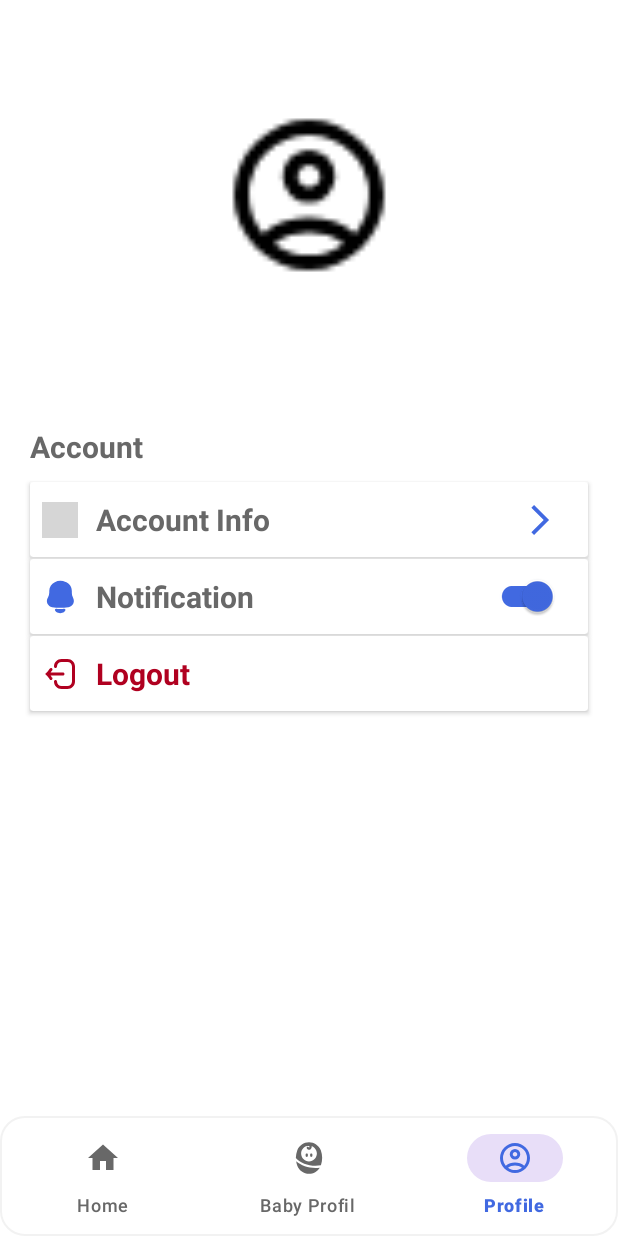
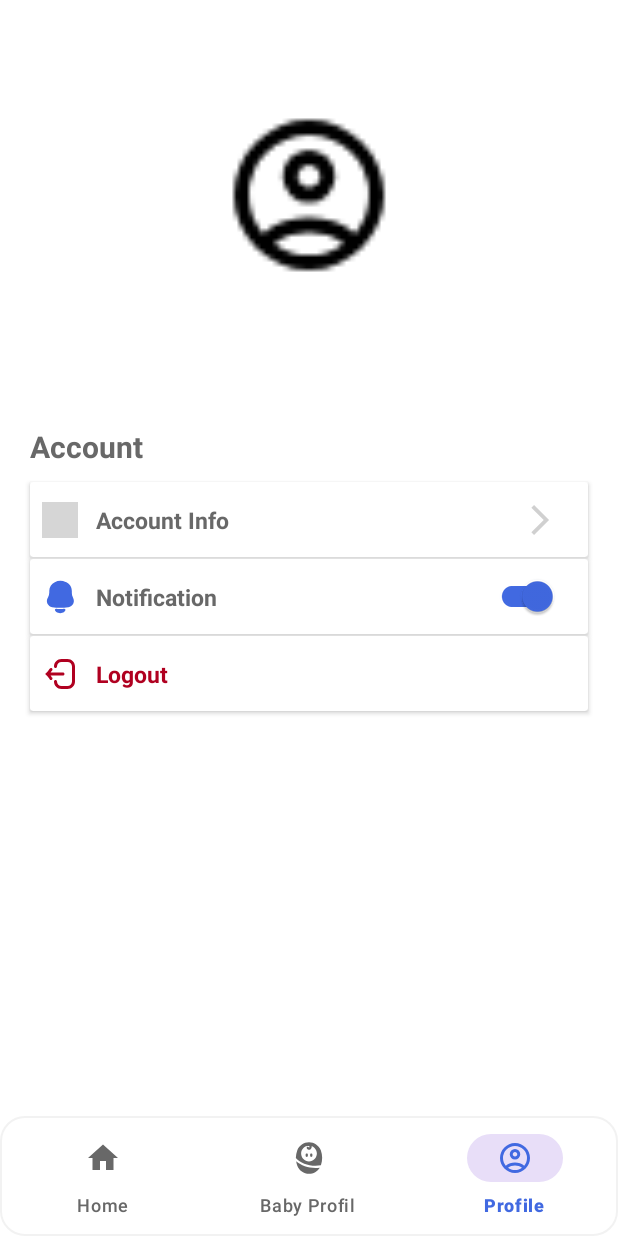
Before and after one commit to JudemichaelArriba/MyBabyVax-Mobile-Application, an Android app: the screen it shows after launch once a user with an empty profile is signed in (bottomNav), item 3 of the bottom bar chosen, on a phone screen of 412 x 824 dp. Run offline under Robolectric (Android 15) with nearby library versions, the phone set to English and light mode, and no system bars; our stand-ins replace CircleImageView, Firebase (no records; nobody signed in at launch, a user with empty details on screens opened directly); grey boxes are pictures that could not be loaded.

Commit message:
enhanced profile ui

```diff
--- a/app/src/main/res/layout/fragment_profile_page.xml
+++ b/app/src/main/res/layout/fragment_profile_page.xml
@@ -97,7 +97,7 @@
                 android:layout_marginStart="12dp"
                 android:text="Account Info"
                 android:textColor="@color/secondary"
-                android:textSize="20sp"
+                android:textSize="15sp"
                 android:textStyle="bold"
                 app:layout_constraintBottom_toBottomOf="parent"
                 app:layout_constraintStart_toEndOf="@id/icon1"
@@ -114,7 +114,7 @@
                 app:layout_constraintBottom_toBottomOf="parent"
                 app:layout_constraintEnd_toEndOf="parent"
                 app:layout_constraintTop_toTopOf="parent"
-                app:tint="@color/mainColor" />
+                app:tint="@color/gray2" />
 
         </androidx.constraintlayout.widget.ConstraintLayout>
 
@@ -159,7 +159,7 @@
                 android:layout_marginStart="12dp"
                 android:text="Notification"
                 android:textColor="@color/secondary"
-                android:textSize="20sp"
+                android:textSize="15sp"
                 android:textStyle="bold"
                 app:layout_constraintBottom_toBottomOf="parent"
                 app:layout_constraintStart_toEndOf="@id/icon3"
@@ -226,7 +226,7 @@
                 android:layout_marginStart="12dp"
                 android:text="Logout"
                 android:textColor="@color/design_default_color_error"
-                android:textSize="20sp"
+                android:textSize="15sp"
                 android:textStyle="bold"
                 app:layout_constraintBottom_toBottomOf="parent"
                 app:layout_constraintStart_toEndOf="@id/icon5"
--- a/app/src/main/res/values/colors.xml
+++ b/app/src/main/res/values/colors.xml
@@ -5,6 +5,7 @@
     <color name="mainColor">#4169E1</color>
     <color name="secondary">#686868</color>
     <color name="gray">#F2F2F2</color>
+    <color name="gray2">#D0D0D0</color>
     <color name="brown">#E4E4E4</color>
     <color name="white">#FFFFFF</color>
     <color name="whiteTransparent">#B3FFFFFF</color>
```
